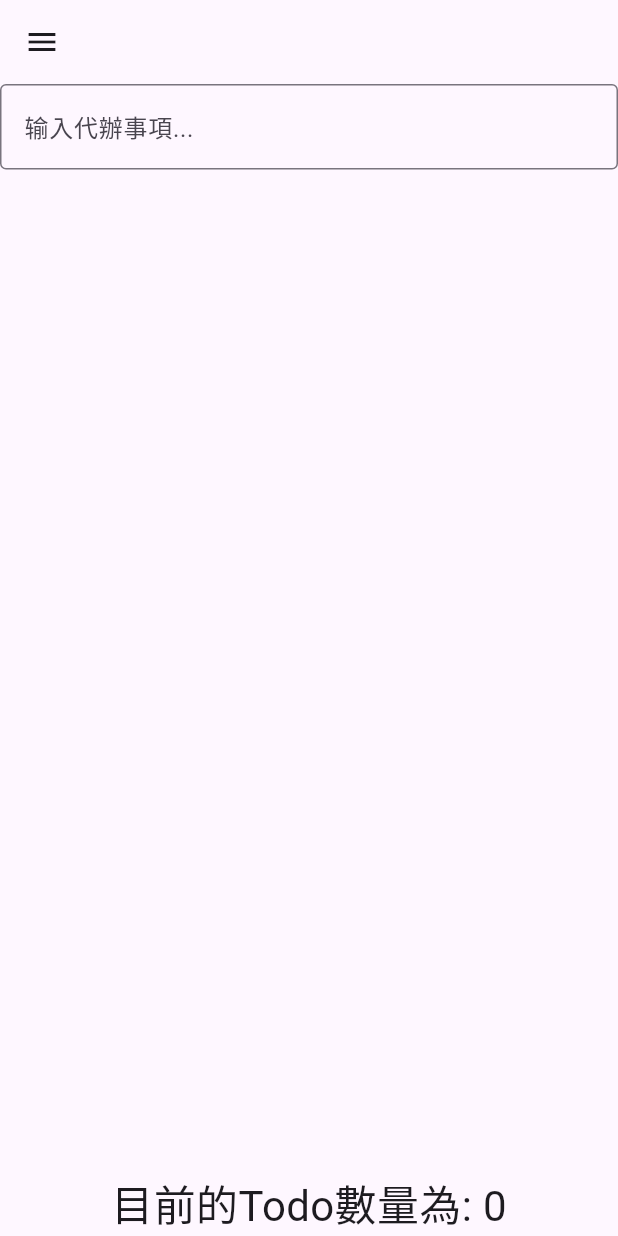
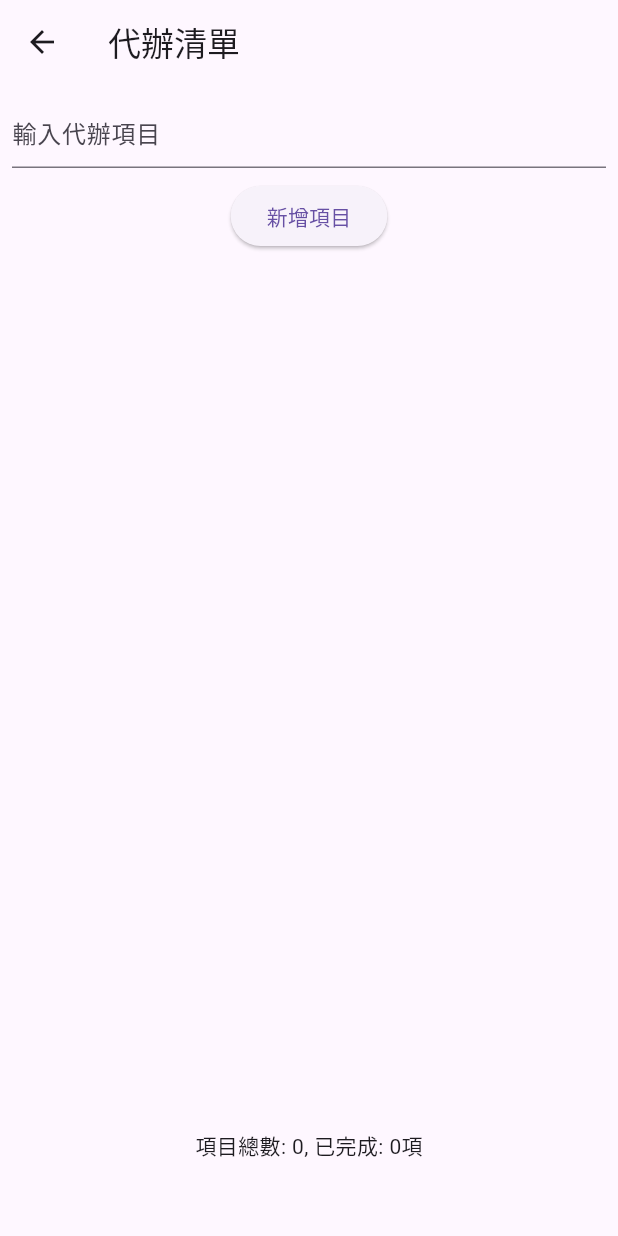
Before and after one commit to zty930925/TodolistApp, a Flutter app: the screen it shows after launch, after a tap on "登入", on a phone screen of 412 x 824 dp. Run offline on Flutter 3.47's test engine with Material 3 defaults, Android fonts, the light colour scheme and no system bars.

Commit message:
Todolist_app

```diff
--- a/lib/components/common_drawer.dart
+++ /dev/null
@@ -1,17 +0,0 @@
-import 'package:flutter/material.dart';
-
-class CommonDrawer {
-  static Drawer getDrawer(BuildContext context) {
-    return Drawer(
-        child: ListView(
-      children: [
-        ListTile(
-          title: const Text('執行清單'),
-          onTap: () {
-            Navigator.pushNamed(context, "/todolist");
-          },
-        )
-      ],
-    ));
-  }
-}
--- a/lib/components/todo_component.dart
+++ /dev/null
@@ -1,62 +0,0 @@
-import 'package:flutter/material.dart';
-import 'package:android_app_hw/models/todo.dart';
-
-//建立類別TodoComponent類別，並繼承StatefulWidget
-//將用來讀取Todo，並進行組件渲染
-class TodoComponent extends StatefulWidget {
-  Todo todo;
-  TodoComponent(this.todo);
-
-  //由於會更新任務是否完成，因此這個組件會有重新渲染的需求
-  //關聯檔案：todo_dao.dart檔
-  @override
-  //有重新渲染畫面的需求
-  //因此建立一函數createState，指定目前要使用的狀態(建立_TodoComponentState變數，在調用)
-  State createState() {
-    return _TodoComponentState();
-  }
-}
-
-//為_TodoComponentState建立狀態類別
-class _TodoComponentState extends State<TodoComponent> {
-  @override
-  //視覺化目的:希望Todo有效轉成具有勾選框、任務文字描述的組件
-  Widget build(BuildContext context) {
-    Widget checkTaskCompletBox = Container(
-      //建立Checkbox
-      child: Checkbox(
-        //給定value
-        value: this.widget.todo.isComplete,
-        //給定onChanged:放入帶有參數的函數
-        //userCheck為bool型態，用戶勾選時:true;未勾選:false
-        onChanged: (userCheck) {
-          //用戶點擊時，會將偵測到的內容值更新回原組件todo的isComplete屬性
-          //並使用setState從新渲染畫面
-          setState(() {
-            this.widget.todo.isComplete = userCheck!;
-          });
-        },
-      ),
-    );
-
-    //設定文字，並依照todo的iscomplete作為樣式的判斷，true:有刪除縣;false:無刪除線
-    //條件判斷除了if、else，也可用:
-    //var abc = (條件) ? 若為true的傳回值 ; 若為flase的回傳值
-    Widget taskText = Container(
-      child: Text(this.widget.todo.content,
-          style: (this.widget.todo.isComplete == true)
-              ? TextStyle(decoration: TextDecoration.lineThrough)
-              : TextStyle()),
-    );
-
-    //將兩個小組件(checkTaskCompletBox、taskText)整合起來，放進Row中(組件以水平方式排列)
-    //完成TodoComponent、將Todo從資料轉化成Widget的過程
-    return Container(
-      width: 500,
-      child: Row(
-        mainAxisAlignment: MainAxisAlignment.start,
-        children: [checkTaskCompletBox, taskText],
-      ),
-    );
-  }
-}
--- /dev/null
+++ b/lib/controller/screen_controller.dart
@@ -0,0 +1,16 @@
+import 'package:flutter/material.dart';
+
+class ScreenController {
+  bool isLoginScreen = true;
+
+  // 切換螢幕並返回相應的路由名稱
+  String toggleScreen() {
+    if (isLoginScreen) {
+      isLoginScreen = false;
+      return "/login";
+    } else {
+      isLoginScreen = true;
+      return "/todolist";
+    }
+  }
+}
--- a/lib/daos/todo_dao_local_file.dart
+++ b/lib/daos/todo_dao_local_file.dart
@@ -1,76 +1,39 @@
 import 'dart:convert';
 import 'dart:io';
-import 'package:flutter/foundation.dart';
 import 'package:path_provider/path_provider.dart';
-import 'package:android_app_hw/models/todo.dart';
-//json轉dart可操作的dart map > jsondecode
-//dart可操作的 dart map 轉 json > jsonencode
+import '../models/todo.dart';
 
-//----------------------------------------------------------------------------------
+//會讀寫更新本地todos.json
 
-//建立函式todolocalfile > 用來建立「管理本地」的資料儲存區
-class Todolocalfile extends ChangeNotifier {
-  //定義資料傳輸的路徑
-  //定義變數_localPath使用異步處理，提升用戶載具裝置的運算使用率
-  //_localPath接async表示_localPath是異步函數
-  Future<String> get _localPath async {
-    //使用final聲明directory
-    //使用final聲明的變數，只能賦值一次
-    //directory使用await，表示directory是等待異步函數完成
+class TodoDaoLocalFile {
+  //找出檔案路徑
+  Future<String> _getLocalPath() async {
     final directory = await getApplicationDocumentsDirectory();
-    //回傳directory變數的路徑，以便後續將用戶輸入的內容以此路徑傳到本地資料儲存區
     return directory.path;
   }
 
-  //定義本地的資料要透過哪一個傳輸路徑取得
-  Future<File> get _localFile async {
-    //使用final聲明path，path接await > 等待異步函數完成
-    //利用變數path取得資料的傳輸路徑
-    final path = await _localPath;
-    //在本地儲存區下創建一個名為todos.json的文件，並將取得到的資料傳到todos.json文件
-    return File('$path/todos.json');
+  //找出todo.json檔案
+  Future<File> _getLocalFile() async {
+    final path = await _getLocalPath();
+    return File('$path/todo.json');
   }
 
-  //讀取json文件並將其轉換為相應的todo欄位內容
-  //建立函式read_todo，並使用異步處理
-  Future<List<Todo>> read_todo() async {
-    //使用try、catch來處理錯誤
+  //讀取todo.json檔案
+  Future<List<Todo>> readTodos() async {
     try {
-      //使用final聲明變數file
-      //調用_localFile函式，從todos.json文件中取出使用者輸入的項目資料
-      final file = await _localFile;
-      //條件判斷
-      if (await file.exists()) {
-        //讀取文件內容為字符串
-        final contents = await file.readAsString();
-        //將字符串內容解析為JSON數據
-        final jsonData = json.decode(contents);
-        //將JSON數據轉換為todo對象列表並返回
-        return (jsonData as List)
-            .map((json) => Todo.create_jsontype(json))
-            .toList();
-      } else {
-        // 如果文件不存在，返回一個空列表
-        return [];
-      }
-      //捕獲異常的問題
+      final file = await _getLocalFile();
+      final contents = await file.readAsString();
+      List<dynamic> jsonData = jsonDecode(contents);
+      return jsonData.map((json) => Todo.fromJson(json)).toList();
     } catch (e) {
-      //輸出錯誤信息
-      print('Error reading todos: $e');
-      //同樣也是返回一個空列表
       return [];
     }
   }
 
-  //將todo對象列表寫入JSON文件
-  Future<void> write_todo(List<Todo> todos) async {
-    // 使用final聲明變數file
-    // 調用_localFile函式，從todos.json文件中取出使用者輸入的項目資料
-    final file = await _localFile;
-    // 將todo對象列表，透過調用override_json函式，轉換為JSON字符串
-    final jsonData =
-        json.encode(todos.map((todo) => todo.override_json()).toList());
-    // 將JSON字符串寫入文件
-    await file.writeAsString(jsonData);
+  //寫入todo.json檔案
+  Future<File> writeTodos(List<Todo> todos) async {
+    final file = await _getLocalFile();
+    return file
+        .writeAsString(jsonEncode(todos.map((todo) => todo.toJson()).toList()));
   }
 }
--- a/lib/daos/user_dao_local_file.dart
+++ b/lib/daos/user_dao_local_file.dart
@@ -1,47 +1,38 @@
 import 'dart:convert';
 import 'dart:io';
 import 'package:path_provider/path_provider.dart';
-import 'package:flutter/material.dart'; // 导入 ChangeNotifier
 import 'package:android_app_hw/models/user.dart';
 
-class UserLocalFile extends ChangeNotifier {
-  User _user = User(0, 0); // 默認用户
+//會讀寫更新本地users.json
 
-  User get user => _user;
-
-  Future<String> get _localPath async {
+class UserDaoLocalFile {
+  //找出檔案路徑
+  Future<String> _getLocalPath() async {
     final directory = await getApplicationDocumentsDirectory();
     return directory.path;
   }
 
-  Future<File> get _localFile async {
-    final path = await _localPath;
+  //找出user.json檔案
+  Future<File> _getLocalFile() async {
+    final path = await _getLocalPath();
     return File('$path/user.json');
   }
 
-  Future<void> readUser() async {
+  //讀取user.json檔案
+  Future<User> readUser() async {
     try {
-      final file = await _localFile;
-      if (await file.exists()) {
-        final contents = await file.readAsString();
-        final jsonData = json.decode(contents);
-        _user = User.create_jsontype(jsonData);
-      } else {
-        _user = User(0, 0); // 默認用户
-      }
-      notifyListeners(); // 通知监听器数据已更新
+      final file = await _getLocalFile();
+      final contents = await file.readAsString();
+      final jsonData = jsonDecode(contents);
+      return User.fromJson(jsonData);
     } catch (e) {
-      print('Error reading user: $e');
-      _user = User(0, 0); // 默認用户
-      notifyListeners(); // 通知监听器数据已更新
+      return User(totalTodos: 0, completeTodos: 0);
     }
   }
 
-  Future<void> writeUser(User userData) async {
-    final file = await _localFile;
-    final jsonData = json.encode(userData.override_json());
-    await file.writeAsString(jsonData);
-    _user = userData;
-    notifyListeners(); // 通知监听器数据已更新
+  //寫入user.json檔案
+  Future<File> writeUser(User user) async {
+    final file = await _getLocalFile();
+    return file.writeAsString(jsonEncode(user.toJson()));
   }
 }
--- a/lib/main.dart
+++ b/lib/main.dart
@@ -1,35 +1,27 @@
 import 'package:flutter/material.dart';
 import 'package:android_app_hw/screen/login_screen.dart';
 import 'package:android_app_hw/screen/todo_list_screen.dart';
-//import 'package:android_app_hw/daos/todo_dao_local_file.dart';
-//import 'package:android_app_hw/daos/user_dao_local_file.dart';
-import 'package:provider/provider.dart';
-import 'package:android_app_hw/models/todo.dart';
-import 'package:android_app_hw/models/user.dart';
+import 'package:android_app_hw/controller/screen_controller.dart';
 
 void main() {
-  runApp(
-    MultiProvider(
-      providers: [
-        ChangeNotifierProvider(
-            create: (_) => todo_storage()), // 添加 todo_storage 提供程序
-        Provider(create: (_) => User(0, 0)), // 初始化 User 类的实例
-      ],
-      child: MyApp(),
-    ),
-  );
+  runApp(MyApp());
 }
 
 class MyApp extends StatelessWidget {
+  final ScreenController screenController = ScreenController();
+
+  @override
   Widget build(BuildContext context) {
     return MaterialApp(
-      title: "Todo_List_App",
-      theme: ThemeData(primarySwatch: Colors.blue),
+      title: 'Todo App',
+      theme: ThemeData(
+        primarySwatch: Colors.blue,
+      ),
       routes: {
         "/login": (BuildContext context) => LoginScreen(),
-        "/todolist": (BuildContext context) => TodoListScreen(),
+        "/todolist": (BuildContext context) => TodoListScreen()
       },
-      initialRoute: "/login",
+      initialRoute: screenController.toggleScreen(),
     );
   }
 }
--- a/lib/models/todo.dart
+++ b/lib/models/todo.dart
@@ -1,69 +1,39 @@
-import 'package:flutter/foundation.dart';
-import 'package:flutter/material.dart';
-import 'package:provider/provider.dart';
+class Todo {
+  bool isComplete; //判斷todo項目完成與否
+  String content; //任務內容的文本
+  DateTime creationTime; //todo項目的新增時間
+  DateTime? finishTime; //todo項目的完成時間，允許 null
 
-//Todo的屬性要有狀態，描述，新增時間，完成時間
-class Todo {
-  //一個布林值(資料型態)，用來判斷todo項目是否完成
-  bool isComplete;
-  //定義任務內容的文本是String字串(資料型態)
-  String content;
-  //抓取行為執行時的時間
-  DateTime GetTime;
-  //建構子:用來初始化todolist類別的屬性
-  //接收兩個參數:isComplete、content
-  //使用this來簡化屬性的賦值
-  Todo(this.isComplete, this.content, this.GetTime);
+  //Todo的建構子
+  //每創建一個新的Todo物件，就須提供這四個屬性值
+  //從而保證新物件的這四個屬性在創建時都可進行初始化
+  Todo({
+    required this.isComplete,
+    required this.content,
+    required this.creationTime,
+    this.finishTime,
+  });
 
   //將todo清單中的資料(使用建構子的語法糖factory)逐一建立個別的json格式
-  factory Todo.create_jsontype(Map<String, dynamic> json) {
+  //逐一建立出項目的json格式
+  factory Todo.fromJson(Map<String, dynamic> json) {
     return Todo(
-      json['isComplete'],
-      json['content'],
-      DateTime.parse(json['GetTime']),
+      isComplete: json["isComplete"],
+      content: json["content"],
+      creationTime: DateTime.parse(json["creationTime"]),
+      finishTime: json["finishTime"] != null
+          ? DateTime.parse(json['finishTime'])
+          : null,
     );
   }
-  //將todo清單中的資料，以json格式覆寫上去
-  Map<String, dynamic> override_json() {
+
+  //用Map迴圈，將todo清單中的資料，以json格式覆寫上去
+  Map<String, dynamic> toJson() {
     return {
       'isComplete': isComplete,
       'content': content,
-      'GetTime': GetTime,
+      'creationTime': creationTime.toIso8601String(),
+      'finishTime': finishTime?.toIso8601String(),
     };
   }
 }
-
-//建立todo的資料站存區
-//provider套件中有ChangeNotifier，此蕾別具有notifyListeners函數
-class todo_storage extends ChangeNotifier {
-  //總資料存區
-  List<Todo> todolist = [];
-  //建立一個函式，用來回傳todolist資料暫存區
-  List<Todo> gettodos() {
-    return todolist;
-  }
-
-  //新增todo項目，指定新增的項目是字串、新增的項目本身
-  void addtodo(String inputContent) {
-    //新增todo項目，並添增到todolist中
-    //新增todo項目，我們直接使用「在第12行建立的建構子」來新增todo項目即可
-    todolist.add(Todo(false, inputContent, DateTime.now()));
-    //通知訂閱者，重建ChangeNotifier，並更新狀態
-    notifyListeners();
-  }
-
-  //更新todo項目，指定更新哪裡的項目、更新的項目本身
-  void updatetodo(Todo newtodo) {
-    //直接修改newtodo的GetTime，屬性為當前的時間。
-    newtodo.GetTime = DateTime.now();
-    //找到並更新指定的todo項目
-    //使用indexOf()方法來找到項目的索引，然後用新的項目替換它
-    todolist[todolist.indexOf(newtodo)] = newtodo;
-    //通知訂閱者，重建ChangeNotifier，並更新狀態
-    notifyListeners();
-  }
-}
-
-//在函式外建立一個todo_storage，讓user.dart可以調用，以計算數量
-//為一個全域的todo_storage
-final todo_storage forcount_storage = todo_storage();
--- a/lib/models/user.dart
+++ b/lib/models/user.dart
@@ -1,32 +1,24 @@
-import 'dart:convert';
-import 'dart:io';
-import 'package:path_provider/path_provider.dart';
-import 'package:android_app_hw/models/todo.dart';
+//定義User的屬性
+class User {
+  int totalTodos;
+  int completeTodos;
 
-class User {
-  int all_todo;
-  int done_todo;
-  User(this.all_todo, this.done_todo);
-  factory User.create_jsontype(Map<String, dynamic> json) {
+  //User的建構子
+  User({
+    required this.totalTodos,
+    required this.completeTodos,
+  });
+
+  //逐一建立出項目的json格式
+  factory User.fromJson(Map<String, dynamic> json) {
     return User(
-      json['all_todo'],
-      json['done_todo'],
+      totalTodos: json["totalTodos"],
+      completeTodos: json["completeTodos"],
     );
   }
 
-  Map<String, dynamic> override_json() {
-    return {'all_todo': all_todo, 'done_todo': done_todo};
-  }
-
-  // 獲取全部todo項目的數量
-  int getAllTodoCount() {
-    //回傳todolist暫存區的所有項目數量
-    return forcount_storage.gettodos().length;
-  }
-
-  // 獲取已完成的todo項目的數量
-  int getDoneTodoCount() {
-    //回傳todolist暫存區中，已完成的todo項目有多少個
-    return forcount_storage.gettodos().where((todo) => todo.isComplete).length;
+  //用Map迴圈，將todo清單中的資料，以json格式覆寫上去
+  Map<String, dynamic> toJson() {
+    return {"totalTodos": totalTodos, "completeTodos": completeTodos};
   }
 }
--- a/lib/screen/login_screen.dart
+++ b/lib/screen/login_screen.dart
@@ -1,14 +1,11 @@
-import 'package:android_app_hw/components/common_drawer.dart';
 import 'package:flutter/material.dart';
-import 'package:provider/provider.dart';
-import 'package:android_app_hw/daos/user_dao_local_file.dart';
+
+//登入頁面
 
 class LoginScreen extends StatelessWidget {
   @override
   Widget build(BuildContext context) {
     return Scaffold(
-        appBar: AppBar(),
-        drawer: CommonDrawer.getDrawer(context),
         body: TextButton(
             onPressed: () {
               Navigator.pushNamed(context, "/todolist");
--- a/lib/screen/todo_list_screen.dart
+++ b/lib/screen/todo_list_screen.dart
@@ -1,74 +1,167 @@
 import 'package:flutter/material.dart';
-import 'package:provider/provider.dart';
-import 'package:android_app_hw/components/common_drawer.dart';
-import 'package:android_app_hw/components/todo_component.dart';
-import 'package:android_app_hw/models/todo.dart'; // 导入 todo_storage
+import 'package:android_app_hw/models/todo.dart';
+import 'package:android_app_hw/models/user.dart';
+import 'package:android_app_hw/daos/todo_dao_local_file.dart';
+import 'package:android_app_hw/daos/user_dao_local_file.dart';
+import '../service/work_note_service.dart';
+import 'package:intl/intl.dart';
 
+// todo的一覽頁
+// 使用StatefulWidget來讓畫面可以刷新
 class TodoListScreen extends StatefulWidget {
   @override
-  State createState() {
-    return _TodoListScreen();
-  }
+  _TodoListScreenState createState() => _TodoListScreenState();
 }
 
-class _TodoListScreen extends State<TodoListScreen> {
+class _TodoListScreenState extends State<TodoListScreen> {
+  final TodoDaoLocalFile _todoDao = TodoDaoLocalFile();
+  final UserDaoLocalFile _userDao = UserDaoLocalFile();
+  final WorkNoteService _workNoteService = WorkNoteService();
+
+  // 設定文字輸入框的控制器
+  final TextEditingController _controller = TextEditingController();
+
+  // 設定初始值
+  List<Todo> _todos = [];
+  User _user = User(totalTodos: 0, completeTodos: 0);
+
+  // 每次刷新都去重新讀取todo.json和user.json
+  @override
+  void initState() {
+    super.initState();
+    _loadData();
+  }
+
+  // 讀取todo.json和user.json
+  Future<void> _loadData() async {
+    final todos = await _todoDao.readTodos();
+    final user = await _userDao.readUser();
+    setState(() {
+      _todos = todos;
+      _user = user;
+    });
+  }
+
+  // 新增todo
+  // 會去寫入todo.json和user.json
+  void _addTodo() async {
+    final description = _controller.text;
+    if (description.isNotEmpty) {
+      final newTodo = Todo(
+        isComplete: false,
+        content: description,
+        creationTime: DateTime.now(),
+      );
+      setState(() {
+        _todos.add(newTodo);
+        _user.totalTodos++;
+      });
+      _workNoteService.addTodo(newTodo);
+      /* await _todoDao.writeTodos(_todos);
+      await _userDao.writeUser(_user); */
+      _controller.clear();
+    }
+  }
+
+  // 刪除todo
+  // 會去更新todo.json和user.json
+  void _deleteTodo(int index) async {
+    if (_todos[index].isComplete) {
+      _user.completeTodos--;
+    }
+    setState(() {
+      _todos.removeAt(index);
+      _user.totalTodos--;
+    });
+    _workNoteService.deleteTodoAtIndex(index);
+  }
+
+  // 更新todo的狀態
+  // 會去更新todo.json和user.json
+  void _toggleTodoStatus(int index) async {
+    final todo = _todos[index];
+    setState(() {
+      if (todo.isComplete) {
+        todo.isComplete = false;
+        todo.finishTime = null;
+        _user.completeTodos--;
+      } else {
+        todo.isComplete = true;
+        todo.finishTime = DateTime.now();
+        _user.completeTodos++;
+      }
+    });
+    await _todoDao.writeTodos(_todos);
+    await _userDao.writeUser(_user);
+  }
+
   @override
   Widget build(BuildContext context) {
-    var textEditController = TextEditingController();
-
-    //文字输入框
-    Widget userInputTextField = Container(
-      width: 500,
-      child: TextField(
-        decoration: InputDecoration(
-            border: OutlineInputBorder(), hintText: "输入代辦事項..."),
-        controller: textEditController,
-        onSubmitted: (inputValue) {
-          setState(() {
-            context.read<todo_storage>().addtodo(inputValue);
-            textEditController.clear();
-          });
-        },
+    return Scaffold(
+      appBar: AppBar(
+        title: Text('代辦清單'),
       ),
-    );
-
-    return Scaffold(
-      appBar: AppBar(),
-      drawer: CommonDrawer.getDrawer(context),
       body: Container(
-        alignment: Alignment.topCenter,
         child: Column(
           children: [
-            userInputTextField,
-            Expanded(
-              child: ListView(
-                children: context
-                    .watch<todo_storage>()
-                    .gettodos()
-                    .map((taskTodo) => Container(
-                          child: Column(
-                            crossAxisAlignment: CrossAxisAlignment.start,
-                            children: [
-                              TodoComponent(taskTodo),
-                              Padding(
-                                padding: const EdgeInsets.only(
-                                    left: 45.0), // 與Checkbox對其
-                                child: Text(
-                                  "現在時間: ${taskTodo.GetTime.toString()}",
-                                  style: TextStyle(color: Colors.grey),
-                                ),
-                              ),
-                              Divider(),
-                            ],
-                          ),
-                        ))
-                    .toList(),
+            Padding(
+              padding: const EdgeInsets.all(8.0),
+              child: TextField(
+                controller: _controller,
+                decoration: InputDecoration(
+                  hintText: '輸入代辦項目',
+                ),
               ),
             ),
-            Text(
-                "目前的Todo數量為: " +
-                    context.read<todo_storage>().gettodos().length.toString(),
-                style: TextStyle(fontSize: 28, fontWeight: FontWeight.w400))
+            ElevatedButton(
+              onPressed: _addTodo,
+              child: Text('新增項目'),
+            ),
+            Expanded(
+              child: ListView.builder(
+                itemCount: _todos.length,
+                itemBuilder: (context, index) {
+                  final todo = _todos[index];
+                  final creationTimeFormatted = DateFormat('yyyy-MM-dd – kk:mm')
+                      .format(todo.creationTime);
+                  //final deletTimeFormatted =
+                  //DateFormat('yyyy-MM-dd – kk:mm').format(todo.finishTime!);
+                  return ListTile(
+                    title: Column(
+                      crossAxisAlignment: CrossAxisAlignment.start,
+                      children: [
+                        Text(
+                          //'完成時間:$deletTimeFormatted',
+                          todo.content,
+                          style: TextStyle(
+                            decoration: todo.isComplete
+                                ? TextDecoration.lineThrough
+                                : TextDecoration.none,
+                          ),
+                        ),
+                        Text(
+                          '新增時間: $creationTimeFormatted',
+                          style: TextStyle(fontSize: 12, color: Colors.grey),
+                        ),
+                      ],
+                    ),
+                    leading: Checkbox(
+                      value: todo.isComplete,
+                      onChanged: (_) => _toggleTodoStatus(index),
+                    ),
+                    trailing: IconButton(
+                      icon: Icon(Icons.delete),
+                      onPressed: () => _deleteTodo(index),
+                    ),
+                  );
+                },
+              ),
+            ),
+            Padding(
+              padding: const EdgeInsets.all(50),
+              child: Text(
+                  '項目總數: ${_user.totalTodos}, 已完成: ${_user.completeTodos}項'),
+            ),
           ],
         ),
       ),
--- a/pubspec.yaml
+++ b/pubspec.yaml
@@ -12,6 +12,7 @@ dependencies:
     sdk: flutter
   cupertino_icons: ^1.0.2  #flutter自帶的圖標庫(https://www.fluttericon.cn/)
   provider: ^6.0.0  #狀態管理包
+  intl: ^0.17.0
   path_provider: ^2.0.0 #在不同資料表示形式（包括 JSON 和 UTF-8）之間進行轉換的編碼器和解碼器
 
 dev_dependencies:
```
Also changed, not shown: lib/components/user_component.dart (deleted, +0 -33 lines), lib/service/work_note_service.dart (added, +60 -0 lines), pubspec.lock.
